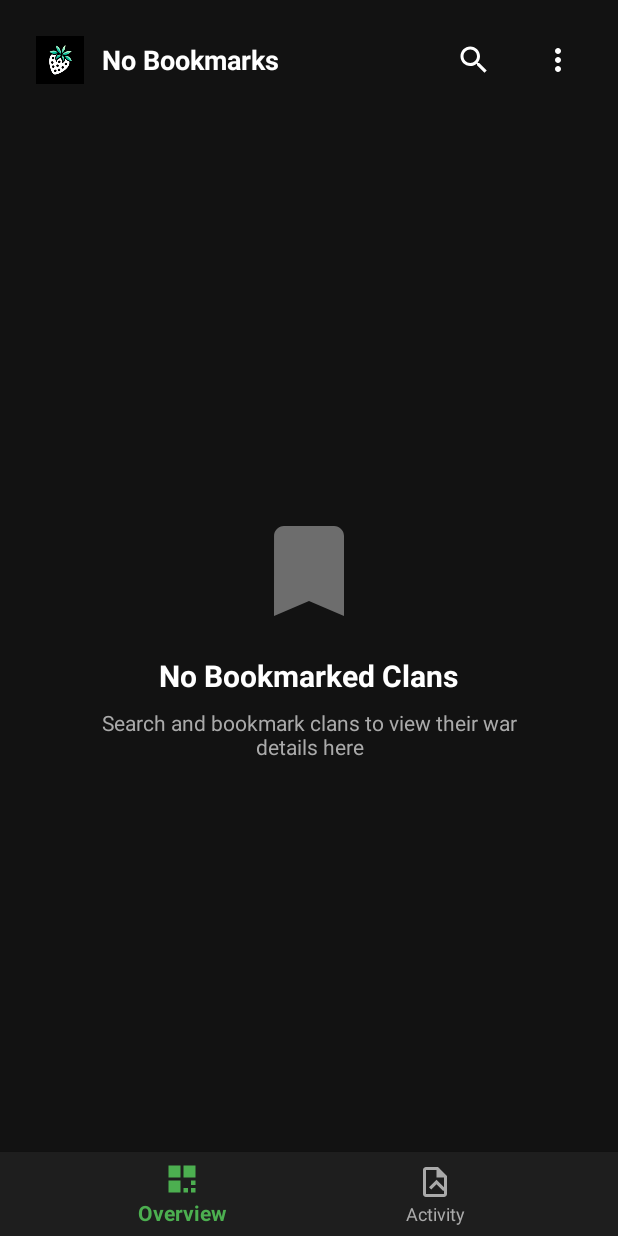
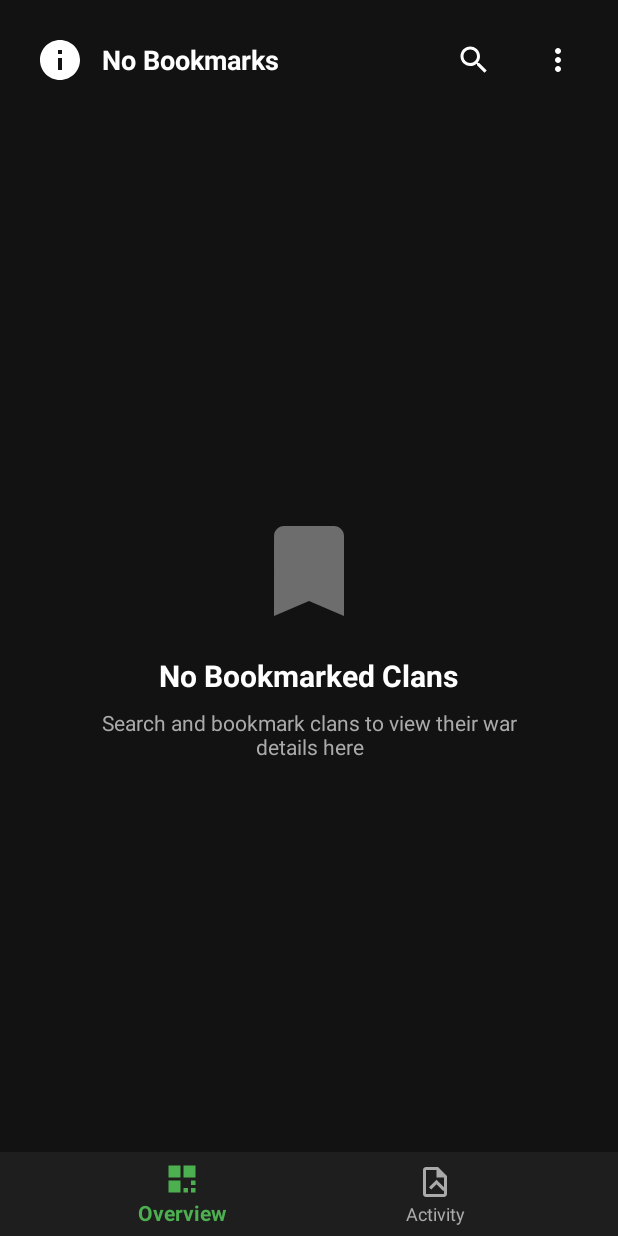
Before and after one commit to JkMiniDev/WarApp, an Android app: the screen it shows after launch (MainActivity), on a phone screen of 412 x 824 dp. Run offline under Robolectric (Android 15) with nearby library versions, the phone set to English and light mode, and no system bars; pictures from the network do not load.

Commit message:
Replace default launcher icon with custom placeholder icon
Co-authored-by: jkminidev <jkminidev@gmail.com>

```diff
--- /dev/null
+++ b/ClashBerry/app/src/main/res/drawable/ic_placeholder.xml
@@ -0,0 +1,10 @@
+<vector xmlns:android="http://schemas.android.com/apk/res/android"
+    android:width="48dp"
+    android:height="48dp"
+    android:viewportWidth="24"
+    android:viewportHeight="24"
+    android:tint="?attr/colorOnSurface">
+  <path
+      android:fillColor="@android:color/white"
+      android:pathData="M12,2C6.48,2 2,6.48 2,12s4.48,10 10,10 10,-4.48 10,-10S17.52,2 12,2zM13,17h-2v-6h2v6zM13,9h-2L11,7h2v2z"/>
+</vector>
--- a/ClashBerry/app/src/main/res/layout/activity_main.xml
+++ b/ClashBerry/app/src/main/res/layout/activity_main.xml
@@ -37,7 +37,7 @@
                 android:id="@+id/ivSelectedClanBadge"
                 android:layout_width="32dp"
                 android:layout_height="32dp"
-                android:src="@mipmap/ic_launcher"
+                android:src="@drawable/ic_placeholder"
                 android:layout_marginEnd="12dp"
                 android:contentDescription="Selected Clan Badge" />
 
--- a/ClashBerry/app/src/main/res/layout/item_member.xml
+++ b/ClashBerry/app/src/main/res/layout/item_member.xml
@@ -29,7 +29,7 @@
                 android:layout_marginEnd="8dp"
                 android:scaleType="centerCrop"
                 android:contentDescription="Townhall Level"
-                tools:src="@mipmap/ic_launcher" />
+                tools:src="@drawable/ic_placeholder" />
 
             <LinearLayout
                 android:layout_width="0dp"
```
Also changed, not shown: ClashBerry/app/src/main/java/com/jkminidev/clashberry/MainActivity.kt (+7 -7 lines), ClashBerry/app/src/main/java/com/jkminidev/clashberry/ui/WarDisplayHelper.kt (+6 -6 lines), ClashBerry/app/src/main/java/com/jkminidev/clashberry/utils/TownHallHelper.kt (+4 -4 lines).
